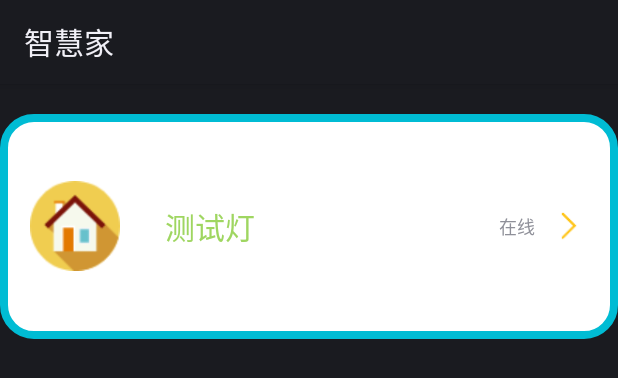
After one commit to zGuangYuan/yuan_giziwits_andorid, an Android app: the layout lv_item_devicelist.xml on its own in the app's theme, with its tools: preview values and no code run, on a phone screen of 412 x 824 dp. The commit adds this screen. Shown: the top 378 px of the screen. Run offline under Robolectric (Android 15) with nearby library versions, the phone set to English and light mode, and no system bars.

Commit message:
第四次提交，已经能够进行绑定设备列表的获取。
获取绑定设备列表，并显示在UI上

```diff
--- a/app/src/main/AndroidManifest.xml
+++ b/app/src/main/AndroidManifest.xml
@@ -15,7 +15,7 @@
 
     <application
         android:allowBackup="true"
-        android:icon="@drawable/icon_logo"
+        android:icon="@drawable/ic_logo1"
         android:label="@string/App_name"
         android:roundIcon="@mipmap/ic_launcher_round"
         android:supportsRtl="true"
--- /dev/null
+++ b/app/src/main/res/drawable/bg_device_list.xml
@@ -0,0 +1,19 @@
+<?xml version="1.0" encoding="utf-8"?>
+<shape xmlns:android="http://schemas.android.com/apk/res/android">
+
+    <!--间距-->
+    <padding
+        android:bottom="10dp"
+        android:left="10dp"
+        android:right="10dp"
+        android:top="10dp"/>
+    <!--圆角-->
+    <corners android:radius="20dp"/>
+    <!--边沿颜色-->
+    <stroke
+        android:color="#00BCD4"
+        android:width="5dp"/>
+    <!--内部颜色-->
+    <solid
+        android:color="#ffffff"/>
+</shape>
--- /dev/null
+++ b/app/src/main/res/layout/lv_item_devicelist.xml
@@ -0,0 +1,47 @@
+<?xml version="1.0" encoding="utf-8"?>
+<RelativeLayout xmlns:android="http://schemas.android.com/apk/res/android"
+    android:layout_width="match_parent"
+    android:layout_height="150dp"
+    android:padding="20dp"
+    android:background="@drawable/bg_device_list"
+    android:layout_marginTop="20dp">
+    <ImageView
+        android:id="@+id/iv_devices_ID"
+        android:src="@drawable/ic_deviceslist_icon"
+        android:layout_width="60dp"
+        android:layout_height="60dp"
+        android:layout_alignParentStart="true"
+        android:layout_centerInParent="true"
+        />
+    <TextView
+        android:id="@+id/tv_CurrentDevicesNane_ID"
+        android:layout_width="wrap_content"
+        android:layout_height="wrap_content"
+        android:maxLines="1"
+        android:textSize="20dp"
+        android:textColor="@color/app_color_theme_4"
+        android:layout_centerInParent="true"
+        android:layout_toRightOf="@id/iv_devices_ID"
+        android:layout_marginLeft="30dp"
+        android:text="测试灯"/>
+    <TextView
+        android:id="@+id/tv_Online_state_ID"
+        android:layout_width="wrap_content"
+        android:layout_height="wrap_content"
+        android:maxLines="1"
+        android:textSize="12dp"
+        android:layout_centerInParent="true"
+        android:layout_toLeftOf="@id/iv_device_next_ID"
+        android:layout_marginRight="10dp"
+        android:text="在线"/>
+    <ImageView
+        android:id="@+id/iv_device_next_ID"
+        android:layout_width="25dp"
+        android:layout_height="25dp"
+        android:src="@mipmap/ic_next"
+        android:layout_centerInParent="true"
+        android:layout_alignParentEnd="true"
+        />
+
+
+</RelativeLayout>
```
Also changed, not shown: app/src/main/java/com/yuan_giziwits_andorid/Adapter/LVDevicesAdapter.java (added, +84 -0 lines), app/src/main/java/com/yuan_giziwits_andorid/MainActivity.java (+77 -5 lines), app/src/main/java/com/yuan_giziwits_andorid/UI/NetConfigActivity.java (+18 -12 lines), app/src/main/res/layout/activity_main.xml (+6 -3 lines), app/src/main/res/drawable/ic_devicelist.png (renamed from app/src/main/res/drawable/icon_logo.png), app/src/main/res/drawable/ic_deviceslist_icon.png (added), app/src/main/res/drawable/ic_logo1.png (added), app/src/main/res/ic_device.png (renamed from app/src/main/res/mipmap-xxhdpi/ic_device.png).
